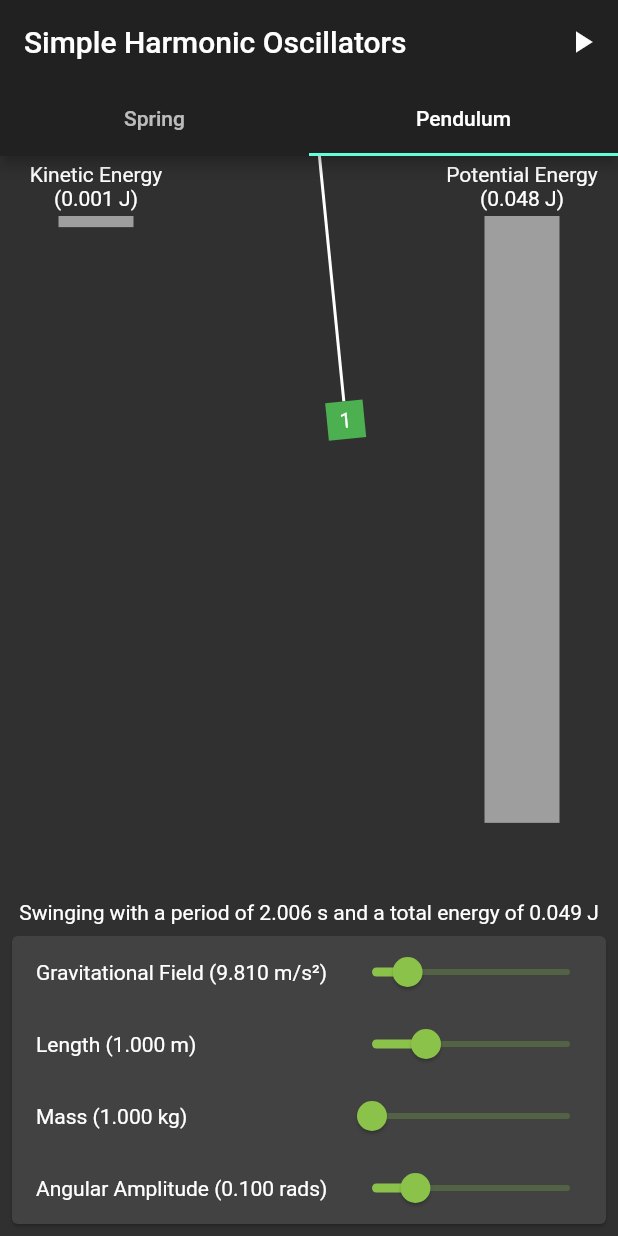
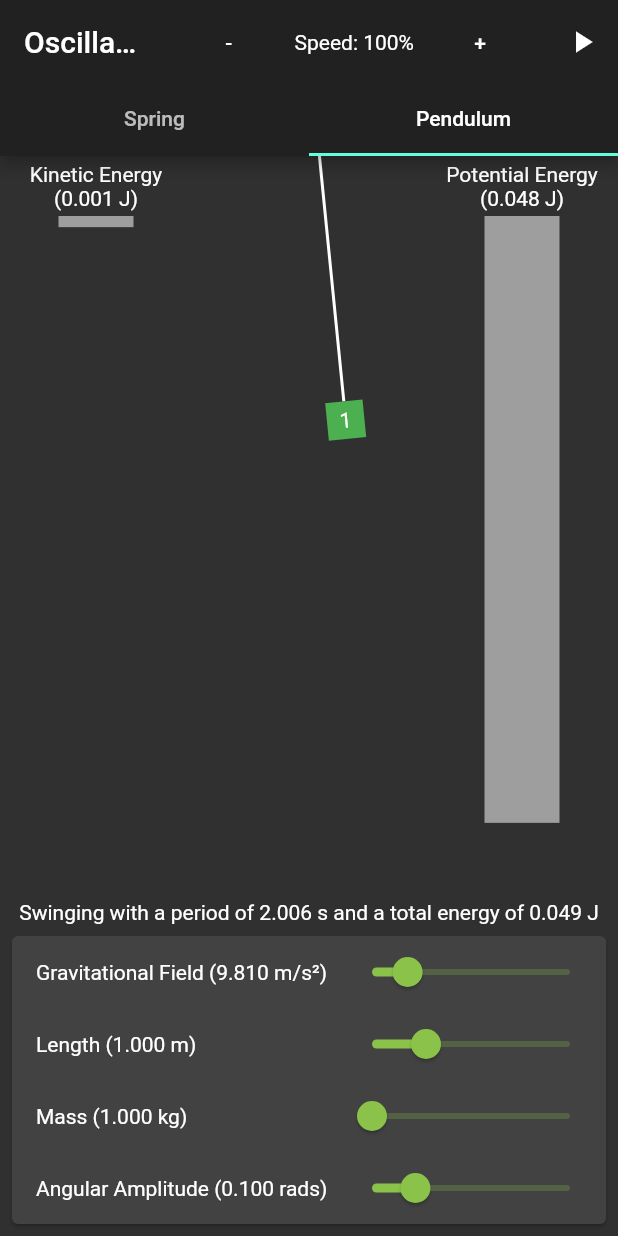
Before and after one commit to GregoryConrad/SHM-Simulation, a Flutter app: the screen it shows after launch, tab 2 chosen, after a tap on the "pause" icon, on a phone screen of 412 x 824 dp. Run offline on Flutter 3.47's test engine with Material 2 defaults, Android fonts, the phone set to English and light mode, and no system bars; our stand-ins replace rxdart.

Commit message:
Added speed control

```diff
--- a/lib/main.dart
+++ b/lib/main.dart
@@ -3,7 +3,28 @@ import 'package:ph1140_project/simple_pendulum_simulation.dart';
 import 'package:ph1140_project/spring_simulation.dart';
 import 'package:rxdart/rxdart.dart';
 
-final stateStream = BehaviorSubject.seeded(true);
+class ApplicationState {
+  final bool isPlaying;
+  final double speed;
+
+  ApplicationState.initial()
+      : isPlaying = true,
+        speed = 1;
+
+  ApplicationState._from(this.isPlaying, this.speed);
+
+  ApplicationState copyWithPlaying() => ApplicationState._from(true, speed);
+
+  ApplicationState copyWithPaused() => ApplicationState._from(false, speed);
+
+  ApplicationState copyWithIncreasedSpeed() =>
+      speed >= 2.00 ? this : ApplicationState._from(isPlaying, speed + 0.05);
+
+  ApplicationState copyWithDecreasedSpeed() =>
+      speed <= 0.05 ? this : ApplicationState._from(isPlaying, speed - 0.05);
+}
+
+final stateStream = BehaviorSubject.seeded(ApplicationState.initial());
 
 void main() {
   runApp(MaterialApp(
@@ -13,25 +34,42 @@ void main() {
       brightness: Brightness.dark,
       visualDensity: VisualDensity.adaptivePlatformDensity,
     ),
-    home: StreamBuilder<bool>(
+    home: StreamBuilder<ApplicationState>(
         initialData: stateStream.value,
         stream: stateStream,
         builder: (context, snapshot) {
-          final isLarge = MediaQuery.of(context).size.width > 800;
+          final state = snapshot.data;
+          final width = MediaQuery.of(context).size.width;
+          final isLarge = width > 800;
           return DefaultTabController(
             length: 2,
             child: Scaffold(
               appBar: AppBar(
-                title: Text('Simple Harmonic Oscillators'),
+                title: Text(
+                  width > 600 ? 'Simple Harmonic Oscillators' : 'Oscillators',
+                ),
                 actions: [
-                  if (snapshot.data)
+                  FlatButton(
+                    child: Text('-'),
+                    onPressed: () =>
+                        stateStream.add(state.copyWithDecreasedSpeed()),
+                  ),
+                  Center(child: Text('Speed: ${(state.speed * 100).round()}%')),
+                  FlatButton(
+                    child: Text('+'),
+                    onPressed: () =>
+                        stateStream.add(state.copyWithIncreasedSpeed()),
+                  ),
+                  if (state.isPlaying)
                     IconButton(
-                        icon: Icon(Icons.pause),
-                        onPressed: () => stateStream.add(false))
+                      icon: Icon(Icons.pause),
+                      onPressed: () => stateStream.add(state.copyWithPaused()),
+                    )
                   else
                     IconButton(
-                        icon: Icon(Icons.play_arrow),
-                        onPressed: () => stateStream.add(true))
+                      icon: Icon(Icons.play_arrow),
+                      onPressed: () => stateStream.add(state.copyWithPlaying()),
+                    )
                 ],
                 bottom: isLarge
                     ? null
--- a/lib/simulation_base.dart
+++ b/lib/simulation_base.dart
@@ -10,7 +10,7 @@ abstract class SimulationBaseState<T extends StatefulWidget> extends State<T>
     with SingleTickerProviderStateMixin {
   AnimationController controller;
 
-  StreamSubscription<bool> _subscription;
+  StreamSubscription<ApplicationState> _subscription;
 
   double get period;
 
@@ -23,11 +23,12 @@ abstract class SimulationBaseState<T extends StatefulWidget> extends State<T>
   double get cubeLength => 50 + 5 * pow(mass, 1 / 3);
 
   void resetAnimation() {
-    if (stateStream.value) {
+    final state = stateStream.value;
+    if (state.isPlaying) {
       // For .repeat, Duration only allows int params so use a smaller size
       //  to keep precision
       controller.repeat(
-        period: Duration(microseconds: (period * 1000000).toInt()),
+        period: Duration(microseconds: period * 1000000 ~/ state.speed),
       );
     } else {
       controller.stop();
```
